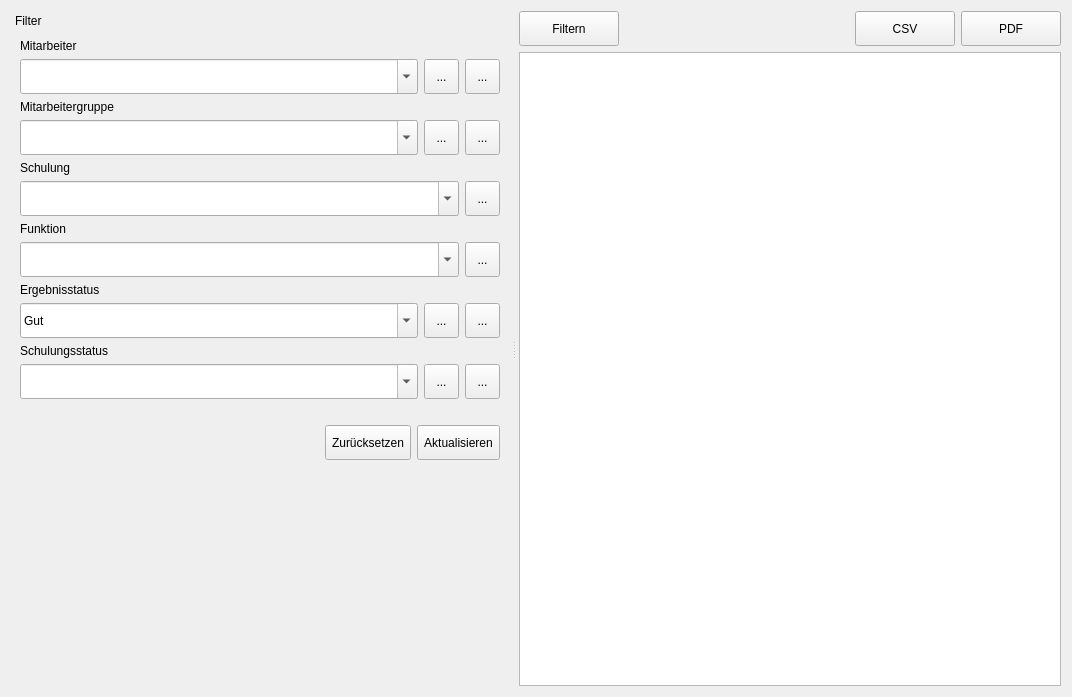
Qt form ui/qmqualiresultwidget.ui (Christian-Kr/QualificationMatrix) before a commit.
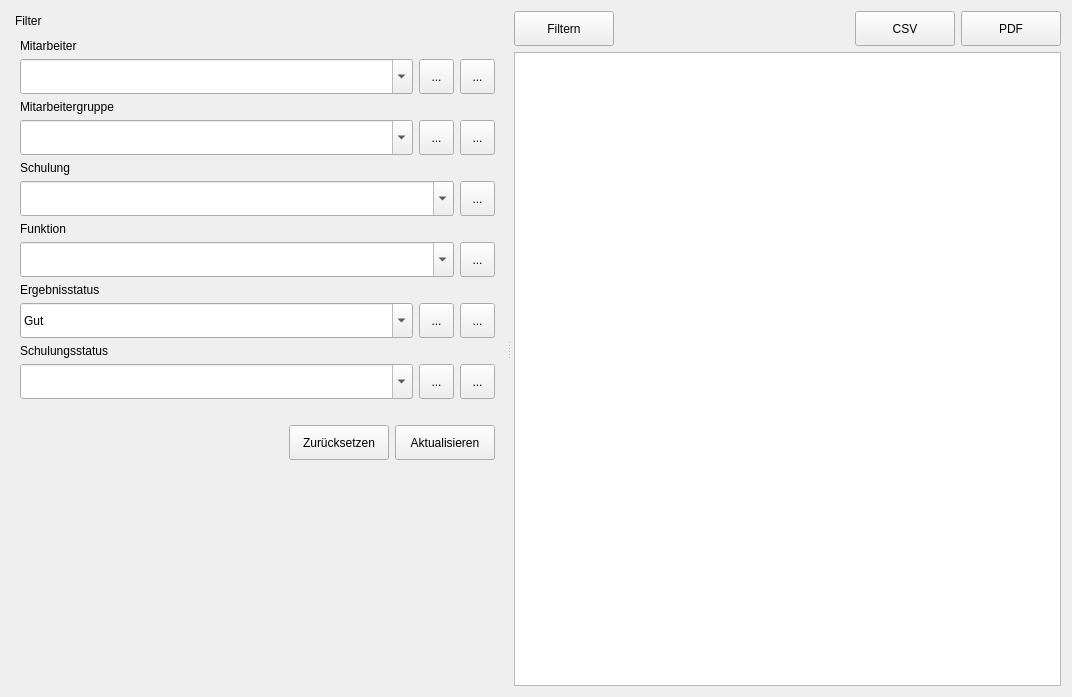
The same form after that commit. Icons and pictures are not drawn.

What changed in the file:
```diff
--- a/ui/qmqualiresultwidget.ui
+++ b/ui/qmqualiresultwidget.ui
@@ -526,17 +526,17 @@
             </property>
             <property name="sizeHint" stdset="0">
              <size>
-              <width>130</width>
+              <width>20</width>
               <height>20</height>
              </size>
             </property>
            </spacer>
           </item>
           <item>
-           <widget class="QToolButton" name="tbFilterReset">
+           <widget class="QPushButton" name="tbFilterReset">
             <property name="minimumSize">
              <size>
-              <width>0</width>
+              <width>100</width>
               <height>35</height>
              </size>
             </property>
@@ -553,16 +553,13 @@
               <height>22</height>
              </size>
             </property>
-            <property name="toolButtonStyle">
-             <enum>Qt::ToolButtonTextBesideIcon</enum>
-            </property>
            </widget>
           </item>
           <item>
-           <widget class="QToolButton" name="tbUpdate">
+           <widget class="QPushButton" name="tbUpdate">
             <property name="minimumSize">
              <size>
-              <width>0</width>
+              <width>100</width>
               <height>35</height>
              </size>
             </property>
@@ -579,9 +576,6 @@
               <height>22</height>
              </size>
             </property>
-            <property name="toolButtonStyle">
-             <enum>Qt::ToolButtonTextBesideIcon</enum>
-            </property>
            </widget>
           </item>
          </layout>
@@ -607,7 +601,7 @@
        <item>
         <layout class="QHBoxLayout" name="horizontalLayout_3">
          <item>
-          <widget class="QToolButton" name="tbFilterVisible">
+          <widget class="QPushButton" name="tbFilterVisible">
            <property name="minimumSize">
             <size>
              <width>100</width>
@@ -627,9 +621,6 @@
              <height>22</height>
             </size>
            </property>
-           <property name="toolButtonStyle">
-            <enum>Qt::ToolButtonTextBesideIcon</enum>
-           </property>
           </widget>
          </item>
          <item>
```
Left out of the diff: 170 changed lines with no effect on the pictures.
